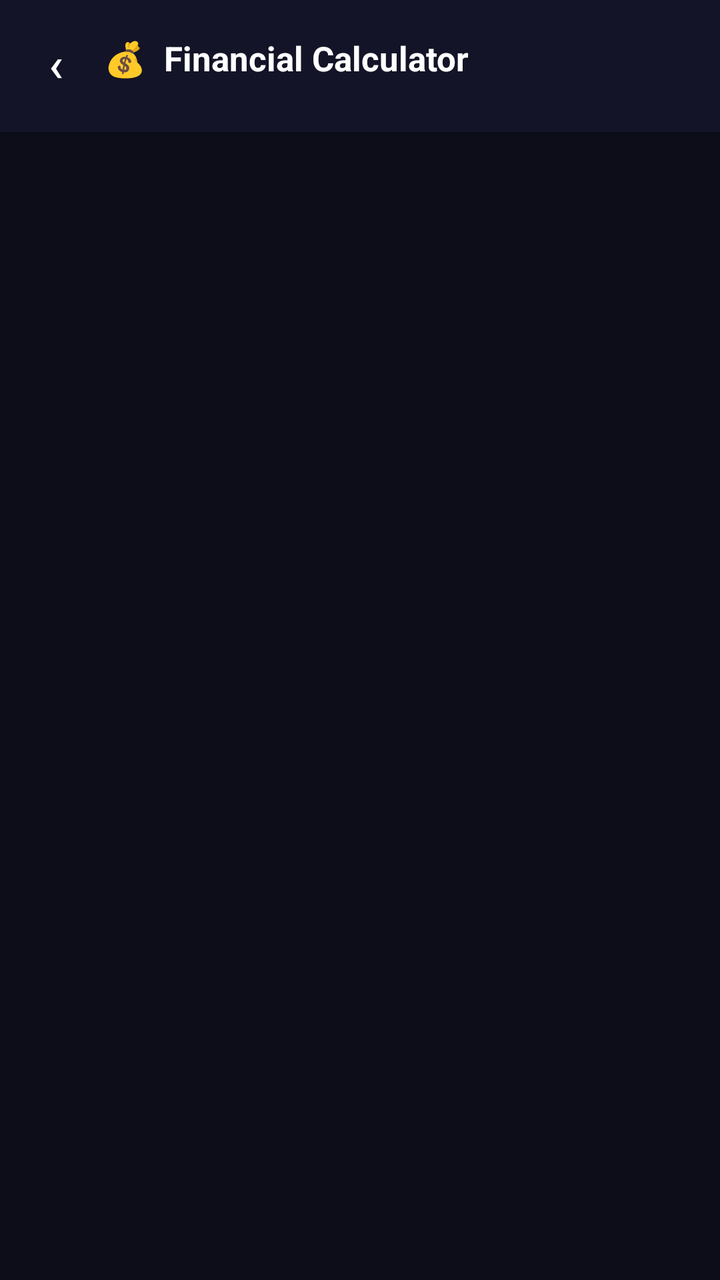
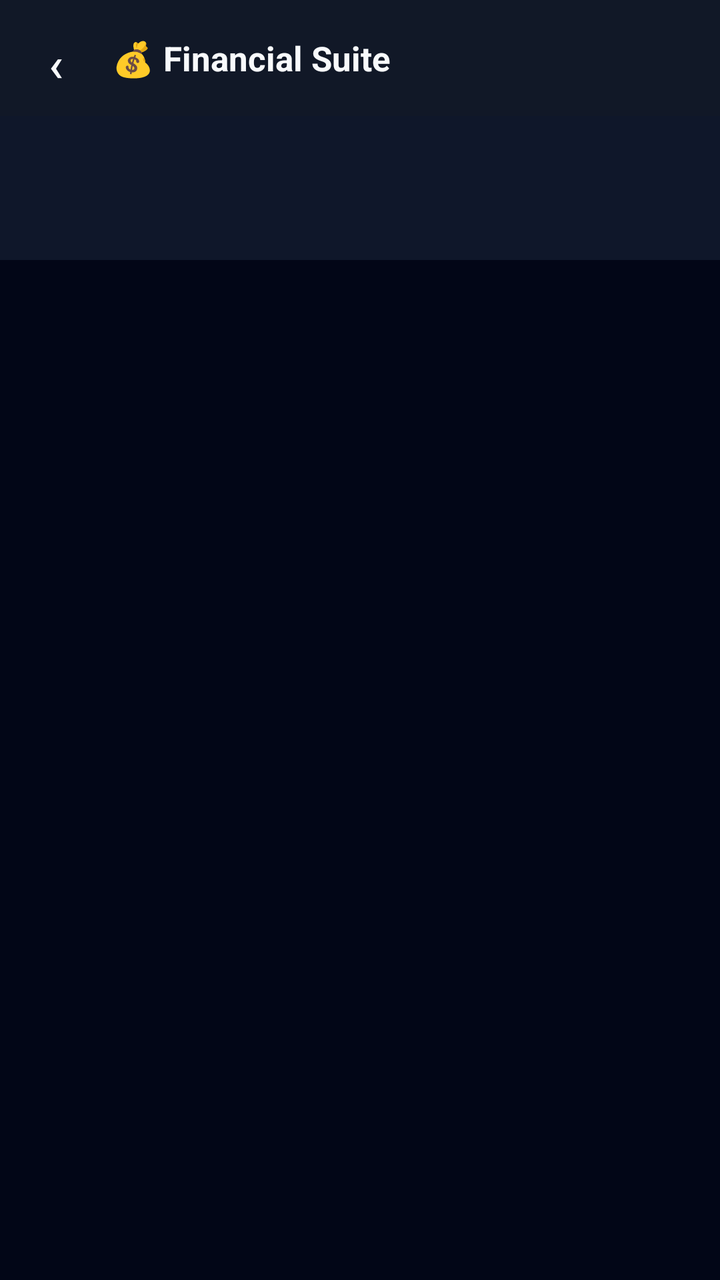

An Android layout rendered at two revisions. The XML below is the earlier revision; the diff shows what the commit changed to produce the second picture.
<!-- AndroidManifest.xml: application theme Theme.UltraCalc -->
<!-- res/layout/activity_financial.xml -->
<?xml version="1.0" encoding="utf-8"?>
<LinearLayout xmlns:android="http://schemas.android.com/apk/res/android"
    xmlns:app="http://schemas.android.com/apk/res-auto"
    android:layout_width="match_parent" android:layout_height="match_parent"
    android:orientation="vertical" android:background="@color/bg">
    <LinearLayout android:layout_width="match_parent" android:layout_height="58dp"
        android:orientation="horizontal" android:gravity="center_vertical"
        android:paddingStart="4dp" android:paddingEnd="16dp" android:background="@color/bgCard">
        <com.google.android.material.button.MaterialButton android:id="@+id/btnBack"
            style="@style/Widget.MaterialComponents.Button.TextButton"
            android:layout_width="48dp" android:layout_height="48dp"
            android:text="‹" android:textSize="24sp" android:textColor="@color/textPrimary"
            app:cornerRadius="24dp"/>
        <TextView android:layout_width="0dp" android:layout_height="wrap_content"
            android:layout_weight="1" android:text="💰  Financial Calculator"
            android:textSize="17sp" android:textStyle="bold" android:textColor="@color/textPrimary"/>
    </LinearLayout>
    <HorizontalScrollView android:layout_width="match_parent"
        android:layout_height="wrap_content" android:background="@color/bgCard" android:scrollbars="none">
        <LinearLayout android:id="@+id/toolBar" android:layout_width="wrap_content"
            android:layout_height="wrap_content" android:orientation="horizontal"
            android:paddingBottom="8dp" android:paddingStart="8dp" android:paddingEnd="8dp"/>
    </HorizontalScrollView>
    <ScrollView android:layout_width="match_parent" android:layout_height="0dp" android:layout_weight="1">
        <LinearLayout android:id="@+id/mainContainer" android:layout_width="match_parent"
            android:layout_height="wrap_content" android:orientation="vertical" android:padding="16dp"/>
    </ScrollView>
</LinearLayout>
<!-- resources referenced by this layout -->
<resources>
  <color name="bg">#0D0D1A</color>
  <color name="bgCard">#141428</color>
  <color name="textPrimary">#FFFFFF</color>
  <style name="Theme.UltraCalc" parent="Theme.MaterialComponents.NoActionBar">
          <item name="colorPrimary">@color/primary</item>
          <item name="colorPrimaryVariant">@color/primaryDark</item>
          <item name="colorOnPrimary">@color/white</item>
          <item name="colorSecondary">@color/accentCyan</item>
          <item name="android:windowBackground">@color/bg</item>
          <item name="android:statusBarColor">@color/bg</item>
          <item name="android:navigationBarColor">@color/bg</item>
          <item name="android:windowLightStatusBar">false</item>
      </style>
  <color name="primary">#7C6FFF</color>
  <color name="primaryDark">#5A4FCC</color>
  <color name="white">#FFFFFF</color>
  <color name="accentCyan">#00E5FF</color>
</resources>

<!-- the commit's change to res/layout/activity_financial.xml (unified diff, before → after) -->
@@ -1,28 +1,59 @@
 <?xml version="1.0" encoding="utf-8"?>
 <LinearLayout xmlns:android="http://schemas.android.com/apk/res/android"
     xmlns:app="http://schemas.android.com/apk/res-auto"
-    android:layout_width="match_parent" android:layout_height="match_parent"
-    android:orientation="vertical" android:background="@color/bg">
-    <LinearLayout android:layout_width="match_parent" android:layout_height="58dp"
-        android:orientation="horizontal" android:gravity="center_vertical"
-        android:paddingStart="4dp" android:paddingEnd="16dp" android:background="@color/bgCard">
-        <com.google.android.material.button.MaterialButton android:id="@+id/btnBack"
+    android:layout_width="match_parent"
+    android:layout_height="match_parent"
+    android:orientation="vertical"
+    android:background="#020617">
+
+    <LinearLayout
+        android:layout_width="match_parent"
+        android:layout_height="58dp"
+        android:orientation="horizontal"
+        android:gravity="center_vertical"
+        android:paddingStart="4dp"
+        android:paddingEnd="16dp"
+        android:background="#111827">
+
+        <com.google.android.material.button.MaterialButton
+            android:id="@+id/btnBack"
             style="@style/Widget.MaterialComponents.Button.TextButton"
-            android:layout_width="48dp" android:layout_height="48dp"
-            android:text="‹" android:textSize="24sp" android:textColor="@color/textPrimary"
+            android:layout_width="48dp"
+            android:layout_height="48dp"
+            android:text="‹"
+            android:textSize="24sp"
+            android:textColor="#F8FAFC"
             app:cornerRadius="24dp"/>
-        <TextView android:layout_width="0dp" android:layout_height="wrap_content"
-            android:layout_weight="1" android:text="💰  Financial Calculator"
-            android:textSize="17sp" android:textStyle="bold" android:textColor="@color/textPrimary"/>
+
+        <TextView
+            android:layout_width="wrap_content"
+            android:layout_height="wrap_content"
+            android:text="💰 Financial Suite"
+            android:textSize="17sp"
+            android:textStyle="bold"
+            android:textColor="#F8FAFC"
+            android:layout_marginStart="4dp"/>
     </LinearLayout>
-    <HorizontalScrollView android:layout_width="match_parent"
-        android:layout_height="wrap_content" android:background="@color/bgCard" android:scrollbars="none">
-        <LinearLayout android:id="@+id/toolBar" android:layout_width="wrap_content"
-            android:layout_height="wrap_content" android:orientation="horizontal"
-            android:paddingBottom="8dp" android:paddingStart="8dp" android:paddingEnd="8dp"/>
+
+    <HorizontalScrollView
+        android:layout_width="match_parent"
+        android:layout_height="72dp"
+        android:background="#0F172A"
+        android:scrollbars="none"
+        android:fillViewport="true">
+        
+        <LinearLayout
+            android:id="@+id/toolBar"
+            android:layout_width="wrap_content"
+            android:layout_height="match_parent"
+            android:orientation="horizontal"
+            android:gravity="center_vertical"/>
     </HorizontalScrollView>
-    <ScrollView android:layout_width="match_parent" android:layout_height="0dp" android:layout_weight="1">
-        <LinearLayout android:id="@+id/mainContainer" android:layout_width="match_parent"
-            android:layout_height="wrap_content" android:orientation="vertical" android:padding="16dp"/>
-    </ScrollView>
+
+    <FrameLayout
+        android:id="@+id/mainContainer"
+        android:layout_width="match_parent"
+        android:layout_height="match_parent"
+        android:padding="16dp"/>
+
 </LinearLayout>
<!-- resource entries referenced after the edit -->
@@ -1,8 +1,6 @@
 <!-- resources referenced by this layout -->
 <resources>
   <color name="bg">#0D0D1A</color>
-  <color name="bgCard">#141428</color>
-  <color name="textPrimary">#FFFFFF</color>
   <style name="Theme.UltraCalc" parent="Theme.MaterialComponents.NoActionBar">
           <item name="colorPrimary">@color/primary</item>
           <item name="colorPrimaryVariant">@color/primaryDark</item>
